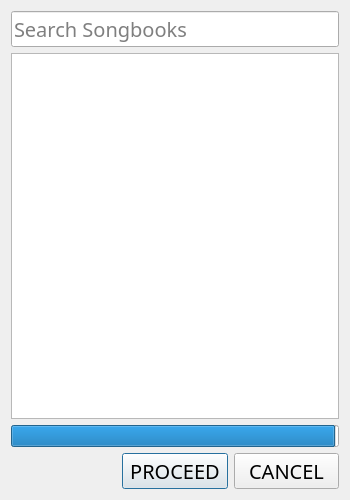
Before: the Qt Designer form src/AppOnline.ui in AppSmata/vSongBook4pc, drawn with Qt 5.
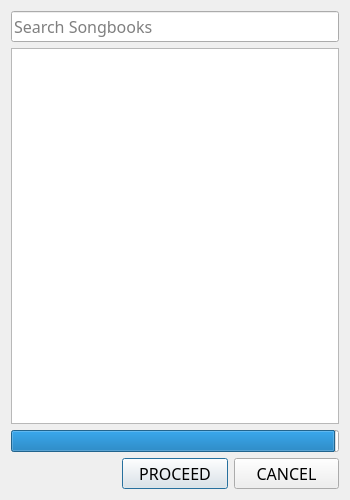
After: the same form once the commit is applied. Icons and pictures are not drawn.

The edit to the form file:
```diff
--- a/src/AppOnline.ui
+++ b/src/AppOnline.ui
@@ -39,7 +39,7 @@
          <property name="font">
           <font>
            <family>Trebuchet MS</family>
-           <pointsize>15</pointsize>
+           <pointsize>12</pointsize>
           </font>
          </property>
          <property name="inputMask">
@@ -103,7 +103,7 @@
            <property name="font">
             <font>
              <family>Trebuchet MS</family>
-             <pointsize>15</pointsize>
+             <pointsize>12</pointsize>
             </font>
            </property>
            <property name="text">
@@ -116,7 +116,7 @@
            <property name="font">
             <font>
              <family>Trebuchet MS</family>
-             <pointsize>15</pointsize>
+             <pointsize>12</pointsize>
             </font>
            </property>
            <property name="text">
```
